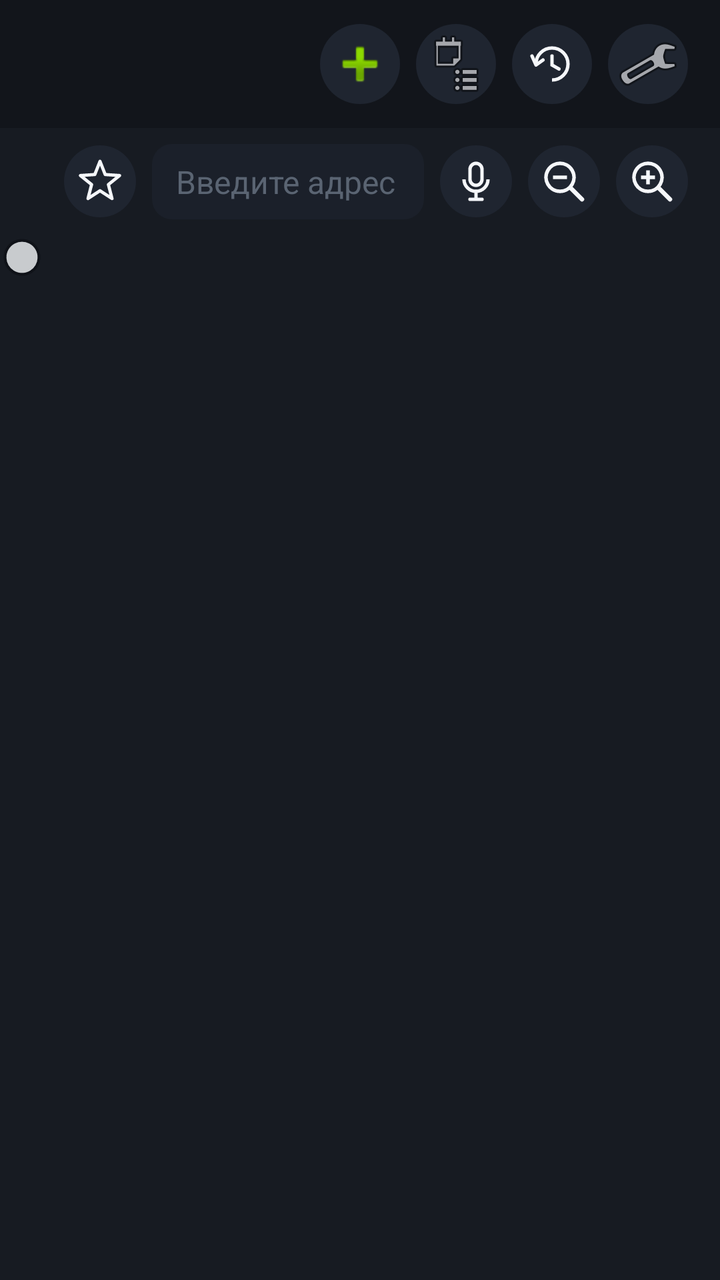
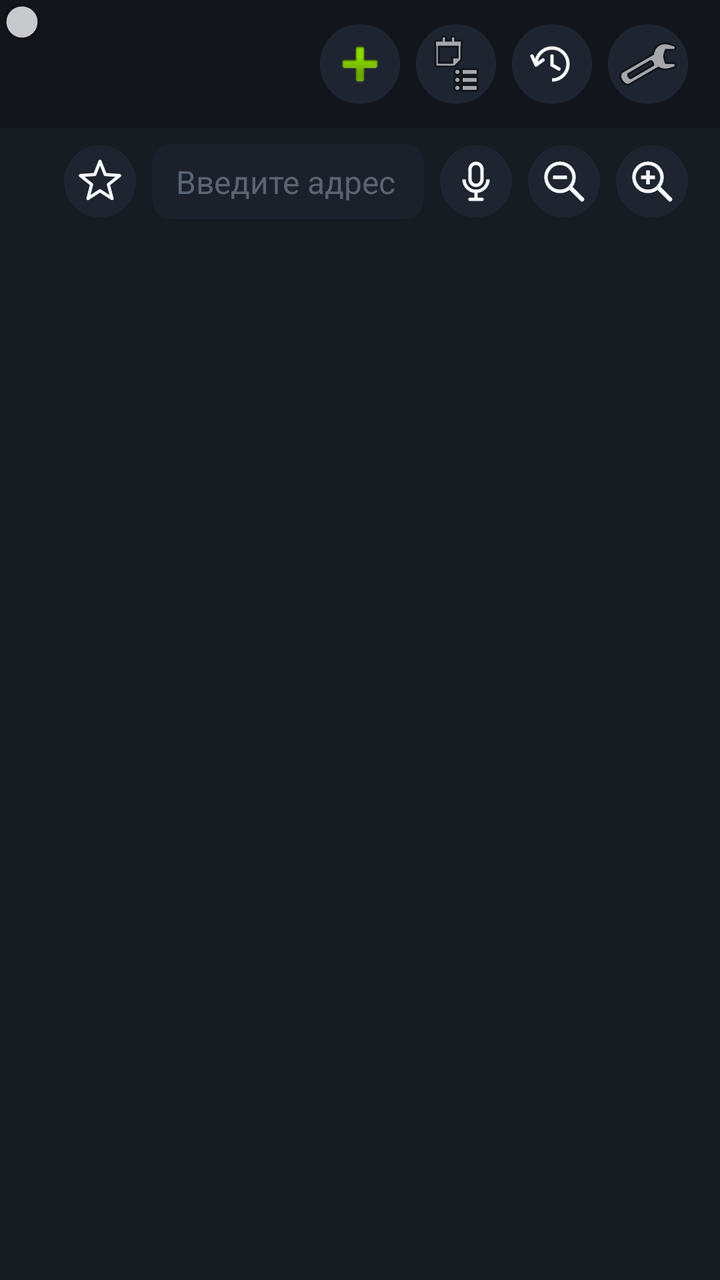

Two renders of the same Android screen: before a commit and after it. Below are the layout's source before the change and the commit's diff.
<!-- AndroidManifest.xml: application theme Theme.TvBrowserPro -->
<!-- res/layout/activity_main.xml -->
<?xml version="1.0" encoding="utf-8"?>
<FrameLayout xmlns:android="http://schemas.android.com/apk/res/android"
    xmlns:app="http://schemas.android.com/apk/res-auto"
    android:layout_width="match_parent"
    android:layout_height="match_parent"
    android:background="@color/bg_root">

    <LinearLayout
        android:layout_width="match_parent"
        android:layout_height="match_parent"
        android:orientation="vertical">

        
        <LinearLayout
            android:layout_width="match_parent"
            android:layout_height="@dimen/tab_bar_height"
            android:background="@color/bg_tabbar"
            android:orientation="horizontal"
            android:gravity="center_vertical"
            android:paddingStart="@dimen/tv_overscan_margin"
            android:paddingEnd="16dp">

            <HorizontalScrollView
                android:layout_width="0dp"
                android:layout_height="wrap_content"
                android:layout_weight="1"
                android:scrollbars="none">

                <LinearLayout
                    android:id="@+id/tabBarContainer"
                    android:layout_width="wrap_content"
                    android:layout_height="wrap_content"
                    android:orientation="horizontal" />

            </HorizontalScrollView>

            <ImageButton
                android:id="@+id/newTabButton"
                android:layout_width="40dp"
                android:layout_height="40dp"
                android:layout_marginStart="8dp"
                android:background="@drawable/icon_button_bg"
                android:contentDescription="@string/new_tab"
                android:focusable="true"
                android:padding="8dp"
                android:src="@android:drawable/ic_input_add" />

            <ImageButton
                android:id="@+id/bookmarksButton"
                android:layout_width="40dp"
                android:layout_height="40dp"
                android:layout_marginStart="8dp"
                android:background="@drawable/icon_button_bg"
                android:contentDescription="@string/open_bookmarks"
                android:focusable="true"
                android:padding="9dp"
                android:src="@android:drawable/ic_menu_agenda" />

            <ImageButton
                android:id="@+id/historyButton"
                android:layout_width="40dp"
                android:layout_height="40dp"
                android:layout_marginStart="8dp"
                android:background="@drawable/icon_button_bg"
                android:contentDescription="@string/open_history"
                android:focusable="true"
                android:padding="9dp"
                android:src="@drawable/ic_history" />

            <ImageButton
                android:id="@+id/settingsButton"
                android:layout_width="40dp"
                android:layout_height="40dp"
                android:layout_marginStart="8dp"
                android:background="@drawable/icon_button_bg"
                android:contentDescription="@string/settings"
                android:focusable="true"
                android:padding="8dp"
                android:src="@android:drawable/ic_menu_preferences" />

        </LinearLayout>

        
        <LinearLayout
            android:layout_width="match_parent"
            android:layout_height="wrap_content"
            android:background="@color/bg_surface"
            android:orientation="horizontal"
            android:gravity="center_vertical"
            android:paddingStart="@dimen/tv_overscan_margin"
            android:paddingEnd="16dp"
            android:paddingTop="8dp"
            android:paddingBottom="8dp">

            <ImageButton
                android:id="@+id/starButton"
                android:layout_width="36dp"
                android:layout_height="36dp"
                android:layout_marginEnd="8dp"
                android:background="@drawable/icon_button_bg"
                android:contentDescription="@string/add_bookmark"
                android:focusable="true"
                android:padding="8dp"
                android:src="@drawable/ic_star_outline" />

            <EditText
                android:id="@+id/addressBar"
                android:layout_width="0dp"
                android:layout_height="wrap_content"
                android:layout_weight="1"
                android:background="@drawable/focus_highlight"
                android:hint="@string/address_bar_hint"
                android:imeOptions="actionGo"
                android:inputType="textUri"
                android:maxLines="1"
                android:paddingStart="12dp"
                android:paddingEnd="12dp"
                android:paddingTop="8dp"
                android:paddingBottom="8dp"
                android:textColor="@color/text_primary"
                android:textColorHint="@color/text_disabled"
                android:textSize="@dimen/text_size_medium" />

            <ImageButton
                android:id="@+id/micButton"
                android:layout_width="36dp"
                android:layout_height="36dp"
                android:layout_marginStart="8dp"
                android:background="@drawable/icon_button_bg"
                android:contentDescription="@string/voice_search"
                android:focusable="true"
                android:padding="7dp"
                android:src="@drawable/ic_mic" />

            <ImageButton
                android:id="@+id/zoomOutButton"
                android:layout_width="36dp"
                android:layout_height="36dp"
                android:layout_marginStart="8dp"
                android:background="@drawable/icon_button_bg"
                android:contentDescription="@string/zoom_out"
                android:focusable="true"
                android:padding="7dp"
                android:src="@drawable/ic_zoom_out" />

            <ImageButton
                android:id="@+id/zoomInButton"
                android:layout_width="36dp"
                android:layout_height="36dp"
                android:layout_marginStart="8dp"
                android:background="@drawable/icon_button_bg"
                android:contentDescription="@string/zoom_in"
                android:focusable="true"
                android:padding="7dp"
                android:src="@drawable/ic_zoom_in" />

        </LinearLayout>

        
        <FrameLayout
            android:id="@+id/webviewStack"
            android:layout_width="match_parent"
            android:layout_height="0dp"
            android:layout_weight="1">

            <FrameLayout
                android:id="@+id/webviewContainer"
                android:layout_width="match_parent"
                android:layout_height="match_parent"
                android:background="@color/bg_surface" />

            <ImageView
                android:id="@+id/tvCursor"
                android:layout_width="@dimen/cursor_size"
                android:layout_height="@dimen/cursor_size"
                android:src="@drawable/ic_cursor"
                android:alpha="0.8"
                android:elevation="20dp"
                android:visibility="visible"
                android:contentDescription="@null" />

        </FrameLayout>

    </LinearLayout>

    <ProgressBar
        android:id="@+id/loadingProgress"
        style="?android:attr/progressBarStyleHorizontal"
        android:layout_width="match_parent"
        android:layout_height="3dp"
        android:layout_gravity="top"
        android:layout_marginTop="@dimen/tab_bar_height"
        android:indeterminate="true"
        android:max="100"
        android:progressTint="@color/accent_primary"
        android:visibility="gone" />

    
    <FrameLayout
        android:id="@+id/miniPlayerContainer"
        android:layout_width="@dimen/mini_player_width"
        android:layout_height="@dimen/mini_player_height"
        android:layout_gravity="bottom|end"
        android:layout_margin="@dimen/mini_player_margin"
        android:background="@drawable/mini_player_bg"
        android:focusable="true"
        android:visibility="gone"
        android:elevation="12dp">

        <androidx.media3.ui.PlayerView
            android:id="@+id/miniPlayerView"
            android:layout_width="match_parent"
            android:layout_height="match_parent"
            app:use_controller="false"
            app:resize_mode="fit" />

        <TextView
            android:id="@+id/miniPlayerHint"
            android:layout_width="match_parent"
            android:layout_height="wrap_content"
            android:layout_gravity="bottom"
            android:background="@color/overlay_scrim"
            android:padding="6dp"
            android:text="@string/mini_player_expand"
            android:textColor="@color/text_primary"
            android:textSize="@dimen/text_size_small"
            android:gravity="center" />

    </FrameLayout>

</FrameLayout>
<!-- resources referenced by this layout -->
<resources>
  <color name="accent_primary">#4FC3F7</color>
  <color name="bg_root">#0E1116</color>
  <color name="bg_surface">#171B22</color>
  <color name="bg_tabbar">#12151B</color>
  <color name="overlay_scrim">#B3000000</color>
  <color name="text_disabled">#5A6472</color>
  <color name="text_primary">#F5F7FA</color>
  <dimen name="cursor_size">22dp</dimen>
  <dimen name="mini_player_height">203dp</dimen>
  <dimen name="mini_player_margin">24dp</dimen>
  <dimen name="mini_player_width">360dp</dimen>
  <dimen name="tab_bar_height">64dp</dimen>
  <dimen name="text_size_medium">16sp</dimen>
  <dimen name="text_size_small">13sp</dimen>
  <dimen name="tv_overscan_margin">32dp</dimen>
  <!-- drawable ic_cursor (drawable) -->
  <?xml version="1.0" encoding="utf-8"?>
  <vector xmlns:android="http://schemas.android.com/apk/res/android"
      android:width="22dp"
      android:height="22dp"
      android:viewportWidth="22"
      android:viewportHeight="22">
      <path
          android:pathData="M11,2.5 a8.5,8.5 0 1 0 0.001,0 z"
          android:fillColor="#F5F7FA"
          android:strokeColor="#0E1116"
          android:strokeWidth="1.4" />
  </vector>
  <!-- drawable ic_star_outline (drawable) -->
  <?xml version="1.0" encoding="utf-8"?>
  <vector xmlns:android="http://schemas.android.com/apk/res/android"
      android:width="24dp"
      android:height="24dp"
      android:viewportWidth="24"
      android:viewportHeight="24">
      <path
          android:pathData="M12,2 L14.6,8.6 L21.8,9.1 L16.2,13.6 L18,20.6 L12,16.7 L6,20.6 L7.8,13.6 L2.2,9.1 L9.4,8.6 Z"
          android:fillColor="#00000000"
          android:strokeColor="#F5F7FA"
          android:strokeWidth="1.6"
          android:strokeLineJoin="round" />
  </vector>
  <!-- drawable icon_button_bg (drawable) -->
  <?xml version="1.0" encoding="utf-8"?>
  <selector xmlns:android="http://schemas.android.com/apk/res/android">
      <item android:state_focused="true">
          <shape android:shape="oval">
              <solid android:color="@color/accent_primary_dim" />
              <stroke android:width="2dp" android:color="@color/accent_focus" />
          </shape>
      </item>
      <item>
          <shape android:shape="oval">
              <solid android:color="@color/bg_surface_elevated" />
          </shape>
      </item>
  </selector>
  <string name="add_bookmark">Добавить в закладки</string>
  <string name="address_bar_hint">Введите адрес сайта…</string>
  <string name="mini_player_expand">Развернуть плеер</string>
  <string name="new_tab">Новая вкладка</string>
  <string name="open_bookmarks">Закладки</string>
  <string name="open_history">История</string>
  <string name="settings">Настройки</string>
  <string name="voice_search">Голосовой поиск</string>
  <string name="zoom_in">Увеличить страницу</string>
  <string name="zoom_out">Уменьшить страницу</string>
  <color name="tab_card_focused">#2C4A5E</color>
  <color name="accent_focus">#FFFFFF</color>
  <color name="tab_card_active">#233240</color>
  <color name="tab_card_default">#1B202A</color>
  <color name="accent_primary_dim">#2E7997</color>
  <color name="bg_surface_elevated">#1F2530</color>
  <color name="black">#000000</color>
  <color name="divider">#2A303B</color>
  <color name="text_secondary">#9AA4B2</color>
  <style name="TvWindowAnimation" parent="android:Animation.Activity">
          <item name="android:activityOpenEnterAnimation">@android:anim/fade_in</item>
          <item name="android:activityOpenExitAnimation">@android:anim/fade_out</item>
          <item name="android:activityCloseEnterAnimation">@android:anim/fade_in</item>
          <item name="android:activityCloseExitAnimation">@android:anim/fade_out</item>
      </style>
</resources>

<!-- the commit's change to res/layout/activity_main.xml (unified diff, before → after) -->
@@ -1,6 +1,7 @@
 <?xml version="1.0" encoding="utf-8"?>
 <FrameLayout xmlns:android="http://schemas.android.com/apk/res/android"
     xmlns:app="http://schemas.android.com/apk/res-auto"
+    android:id="@+id/rootOverlay"
     android:layout_width="match_parent"
     android:layout_height="match_parent"
     android:background="@color/bg_root">
@@ -169,16 +170,6 @@
                 android:layout_height="match_parent"
                 android:background="@color/bg_surface" />
 
-            <ImageView
-                android:id="@+id/tvCursor"
-                android:layout_width="@dimen/cursor_size"
-                android:layout_height="@dimen/cursor_size"
-                android:src="@drawable/ic_cursor"
-                android:alpha="0.8"
-                android:elevation="20dp"
-                android:visibility="visible"
-                android:contentDescription="@null" />
-
         </FrameLayout>
 
     </LinearLayout>
@@ -228,4 +219,15 @@
 
     </FrameLayout>
 
+    
+    <ImageView
+        android:id="@+id/tvCursor"
+        android:layout_width="@dimen/cursor_size"
+        android:layout_height="@dimen/cursor_size"
+        android:src="@drawable/ic_cursor"
+        android:alpha="0.8"
+        android:elevation="32dp"
+        android:visibility="visible"
+        android:contentDescription="@null" />
+
 </FrameLayout>
